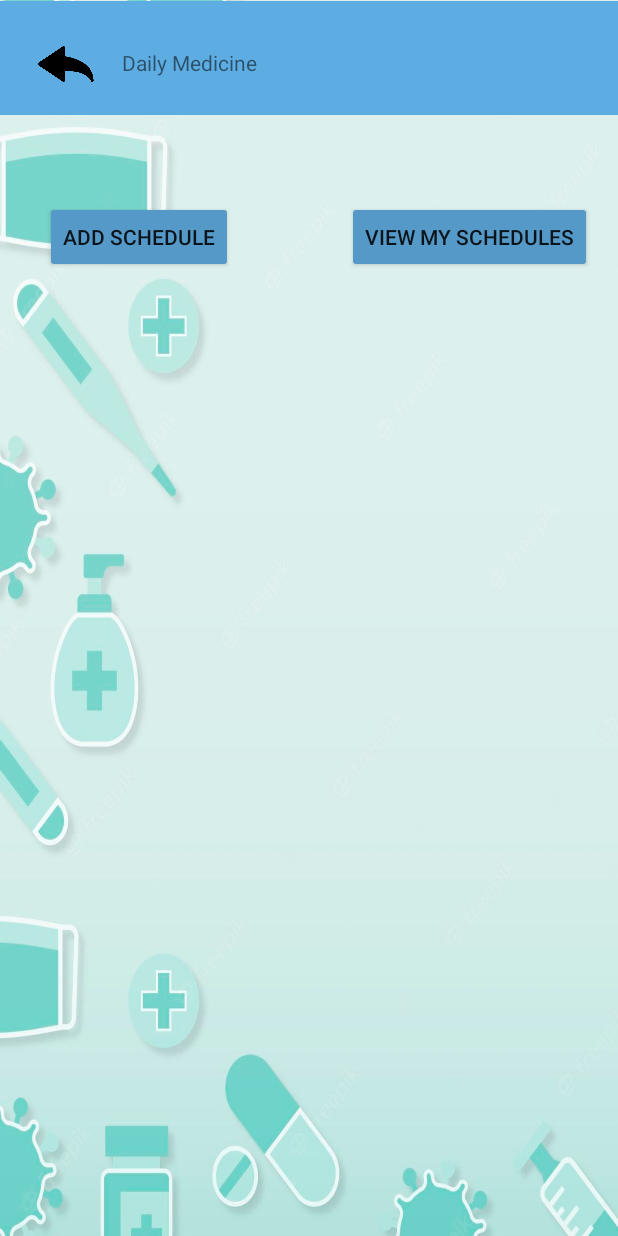
After one commit to IT21010576/Ease_Off_App, an Android app: the DailyMedicine screen opened directly, with no data from a screen before it, on a phone screen of 412 x 824 dp. The commit adds this screen. Run offline under Robolectric (Android 15) with nearby library versions, the phone set to English and light mode, and no system bars.

Commit message:
design complete

```diff
--- a/app/src/main/AndroidManifest.xml
+++ b/app/src/main/AndroidManifest.xml
@@ -13,6 +13,12 @@
         android:supportsRtl="true"
         android:theme="@style/Theme.EaseOffApplication"
         tools:targetApi="31">
+        <activity
+            android:name=".PharmacyMain"
+            android:exported="false" />
+        <activity
+            android:name=".DailyMedicine"
+            android:exported="false" />
         <activity
             android:name=".DiseasesUpdate"
             android:exported="false" />
--- /dev/null
+++ b/app/src/main/java/com/example/easeoffapplication/DailyMedicine.java
@@ -0,0 +1,14 @@
+package com.example.easeoffapplication;
+
+import androidx.appcompat.app.AppCompatActivity;
+
+import android.os.Bundle;
+
+public class DailyMedicine extends AppCompatActivity {
+
+    @Override
+    protected void onCreate(Bundle savedInstanceState) {
+        super.onCreate(savedInstanceState);
+        setContentView(R.layout.activity_daily_medicine);
+    }
+}
--- /dev/null
+++ b/app/src/main/res/layout/activity_daily_medicine.xml
@@ -0,0 +1,74 @@
+<?xml version="1.0" encoding="utf-8"?>
+<androidx.constraintlayout.widget.ConstraintLayout xmlns:android="http://schemas.android.com/apk/res/android"
+    xmlns:app="http://schemas.android.com/apk/res-auto"
+    xmlns:tools="http://schemas.android.com/tools"
+    android:layout_width="match_parent"
+    android:layout_height="match_parent"
+    tools:context=".DailyMedicine"
+    android:background="@drawable/background">
+
+    <androidx.appcompat.widget.Toolbar
+        android:id="@+id/toolbar4"
+        android:layout_width="match_parent"
+        android:layout_height="76dp"
+        android:background="?attr/colorPrimary"
+        android:backgroundTint="@color/ThemeCol2"
+        android:minHeight="?attr/actionBarSize"
+        android:theme="?attr/actionBarTheme"
+        app:layout_constraintBottom_toBottomOf="parent"
+        app:layout_constraintEnd_toEndOf="parent"
+        app:layout_constraintHorizontal_bias="0.0"
+        app:layout_constraintStart_toStartOf="parent"
+        app:layout_constraintTop_toTopOf="parent"
+        app:layout_constraintVertical_bias="0.001" />
+
+    <TextView
+        android:id="@+id/textView33"
+        android:layout_width="wrap_content"
+        android:layout_height="wrap_content"
+        android:layout_marginTop="32dp"
+        android:text="@string/DailyMedLbl"
+        app:layout_constraintEnd_toEndOf="parent"
+        app:layout_constraintHorizontal_bias="0.253"
+        app:layout_constraintStart_toStartOf="@+id/toolbar4"
+        app:layout_constraintTop_toTopOf="parent" />
+
+    <ImageView
+        android:id="@+id/imageView13"
+        android:layout_width="54dp"
+        android:layout_height="37dp"
+        android:layout_marginTop="24dp"
+        app:layout_constraintEnd_toEndOf="parent"
+        app:layout_constraintHorizontal_bias="0.047"
+        app:layout_constraintStart_toStartOf="parent"
+        app:layout_constraintTop_toTopOf="parent"
+        app:srcCompat="@drawable/backbtn" />
+
+    <Button
+        android:id="@+id/button25"
+        android:layout_width="wrap_content"
+        android:layout_height="wrap_content"
+        android:backgroundTint="@color/ThemeCol1Btn"
+        android:text="@string/AddScheduleBtn"
+        app:layout_constraintBottom_toBottomOf="parent"
+        app:layout_constraintEnd_toEndOf="parent"
+        app:layout_constraintHorizontal_bias="0.104"
+        app:layout_constraintStart_toStartOf="parent"
+        app:layout_constraintTop_toTopOf="parent"
+        app:layout_constraintVertical_bias="0.173" />
+
+    <Button
+        android:id="@+id/button26"
+        android:layout_width="wrap_content"
+        android:layout_height="wrap_content"
+        android:backgroundTint="@color/ThemeCol1Btn"
+        android:text="@string/ViewMySchedulesBtn"
+        app:layout_constraintBottom_toBottomOf="parent"
+        app:layout_constraintEnd_toEndOf="parent"
+        app:layout_constraintHorizontal_bias="0.929"
+        app:layout_constraintStart_toStartOf="parent"
+        app:layout_constraintTop_toTopOf="parent"
+        app:layout_constraintVertical_bias="0.173" />
+
+
+</androidx.constraintlayout.widget.ConstraintLayout>
--- a/app/src/main/res/layout/activity_diseases_update.xml
+++ b/app/src/main/res/layout/activity_diseases_update.xml
@@ -37,7 +37,7 @@
         android:layout_width="wrap_content"
         android:layout_height="wrap_content"
         android:layout_marginTop="32dp"
-        android:text="TextView"
+        android:text="@string/DiseasesUpdtLbl"
         app:layout_constraintEnd_toEndOf="parent"
         app:layout_constraintHorizontal_bias="0.253"
         app:layout_constraintStart_toStartOf="@+id/toolbar3"
--- a/app/src/main/res/values/strings.xml
+++ b/app/src/main/res/values/strings.xml
@@ -38,4 +38,6 @@
     <string name="ViewMyListsBtn">View My Lists</string>
     <string name="AddToListBtn">Add to list</string>
     <string name="CopyNumBtn">Copy Number</string>
+    <string name="ViewMySchedulesBtn">View My Schedules</string>
+    <string name="newListBtn">New List</string>
 </resources>
```
Also changed, not shown: app/src/main/java/com/example/easeoffapplication/PharmacyMain.java (added, +14 -0 lines), app/src/main/java/com/example/easeoffapplication/dailyMedDefaultFrag.java (added, +64 -0 lines), app/src/main/res/layout/activity_pharmacy_main.xml (added, +71 -0 lines), app/src/main/res/layout/fragment_daily_med_default.xml (added, +44 -0 lines), app/src/main/res/layout/fragment_my_medicine_lists.xml (+1 -10 lines), app/src/main/res/layout/fragment_new_medicine_list.xml (+1 -9 lines), app/src/main/res/layout/fragment_pharmacy.xml (+1 -82 lines), app/src/main/res/drawable/background.jpg (added).
